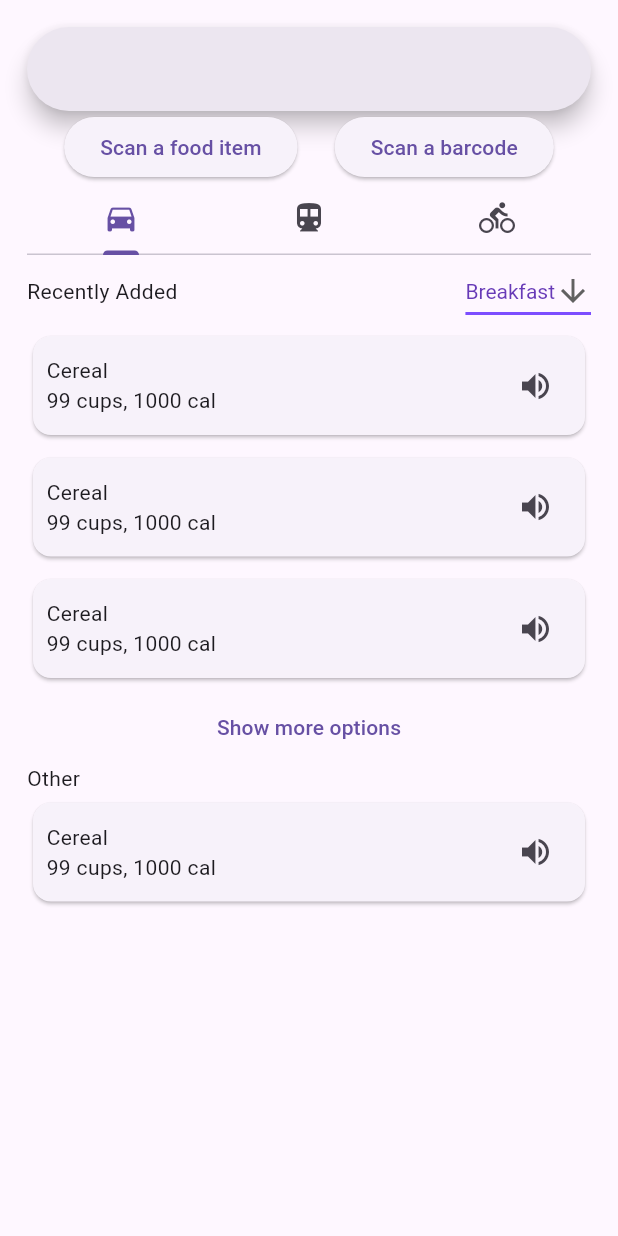
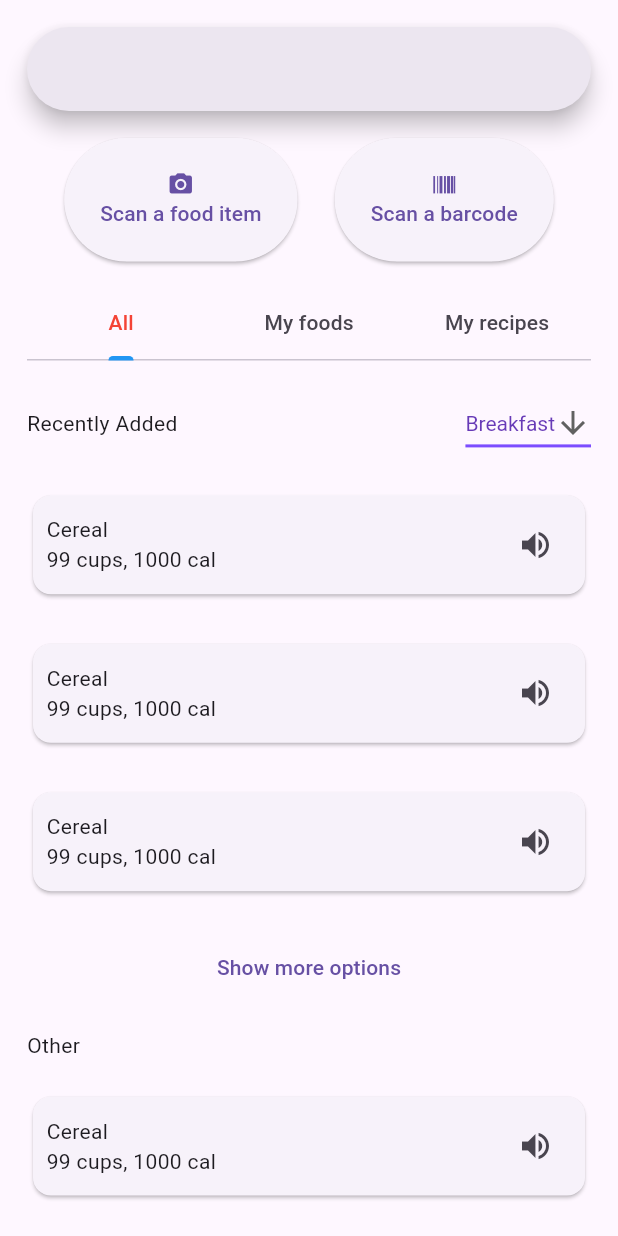
Before and after one commit to SKTDeveloper99/calorie_app_danika, a Flutter app: the AddScreen screen opened directly, on a phone screen of 412 x 824 dp. Run offline on Flutter 3.47's test engine with Material 3 defaults, Android fonts, the phone set to English and light mode, and no system bars; our stand-ins replace camera, firebase_auth, firebase_core, firebase_database, firebase_messaging, firebase_storage and 5 more; missing offline and left inert: tflite_flutter; accounts and stored records are empty.

Commit message:
Progress Checkpoint

```diff
--- a/lib/routes.dart
+++ b/lib/routes.dart
@@ -4,6 +4,7 @@ import 'package:calorie_app_danika/authentication/auth.dart';
 import 'package:calorie_app_danika/home_page.dart';
 import 'package:calorie_app_danika/initializer.dart';
 import 'package:calorie_app_danika/screens/setup.dart';
+import 'package:calorie_app_danika/screens/add_screen_captures/food_camera.dart';
 import 'main.dart';
 
 var screenRoutes = {
@@ -14,4 +15,5 @@ var screenRoutes = {
   "/registerScreen": (context) => RegisterScreen(),
   "/setupScreen": (context) => SetupScreen(),
   "/homeScreen": (context) => homeScreen(),
+  "/foodCamera": (context) => FoodCamera()
 };
--- a/lib/screens/add_screen.dart
+++ b/lib/screens/add_screen.dart
@@ -1,3 +1,5 @@
+import 'package:calorie_app_danika/size_config.dart';
+import 'package:flutter/cupertino.dart';
 import 'package:flutter/material.dart';
 
 const List<String> mealOptions = <String>[
@@ -25,22 +27,49 @@ class _AddScreenState extends State<AddScreen> {
         child: Padding(
           padding: const EdgeInsets.all(18.0),
           child: Column(
+            mainAxisAlignment: MainAxisAlignment.spaceBetween,
             children: [
               SearchBar(),
               Row(
                 mainAxisAlignment: MainAxisAlignment.spaceEvenly,
                 children: [
-                  ElevatedButton(
-                      onPressed: () {}, child: Text("Scan a food item")),
-                  ElevatedButton(
-                      onPressed: () {}, child: Text("Scan a barcode"))
+                  SizedBox(
+                    height: SizeConfig.blockSizeVertical! * 10,
+                    child: ElevatedButton(
+                        onPressed: () {
+                          Navigator.pushNamed(context, "/foodCamera");
+                        },
+                        child: const Column(
+                          mainAxisAlignment: MainAxisAlignment.center,
+                          children: [
+                            Icon(Icons.camera_alt),
+                            Text("Scan a food item"),
+                          ],
+                        )),
+                  ),
+                  SizedBox(
+                    height: SizeConfig.blockSizeVertical! * 10,
+                    child: ElevatedButton(
+                        onPressed: () {},
+                        child: const Column(
+                          mainAxisAlignment: MainAxisAlignment.center,
+                          children: [
+                            Icon(CupertinoIcons.barcode),
+                            Text("Scan a barcode"),
+                          ],
+                        )),
+                  ),
                 ],
               ),
               const TabBar(
+                labelColor: Colors.red,
+                indicatorColor: Colors.blue,
                 tabs: [
-                  Tab(icon: Icon(Icons.directions_car)),
-                  Tab(icon: Icon(Icons.directions_transit)),
-                  Tab(icon: Icon(Icons.directions_bike)),
+                  Tab(text: "All"),
+                  Tab(text: "My foods"),
+                  Tab(
+                    text: "My recipes",
+                  ),
                 ],
               ),
               Row(
```
Also changed, not shown: lib/screens/add_screen_captures/food_camera.dart (added, +82 -0 lines), pubspec.yaml (+23 -1 lines), assets/app_icon_ios.png (added), lib/screens/add_screen_captures/barcode_scanner.dart (added), pubspec.lock, 64 other files.
